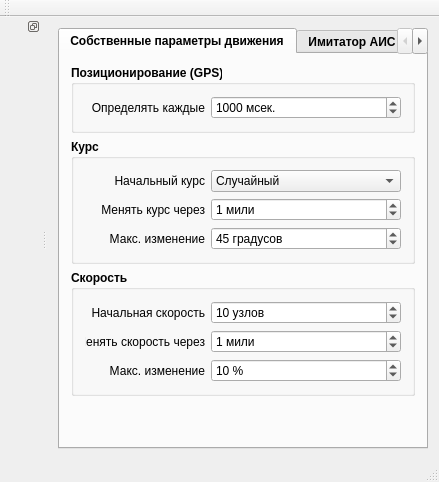
Above: Emulator/mainwindow.ui from breton75/R-Card before the change. Below: the same form after it.
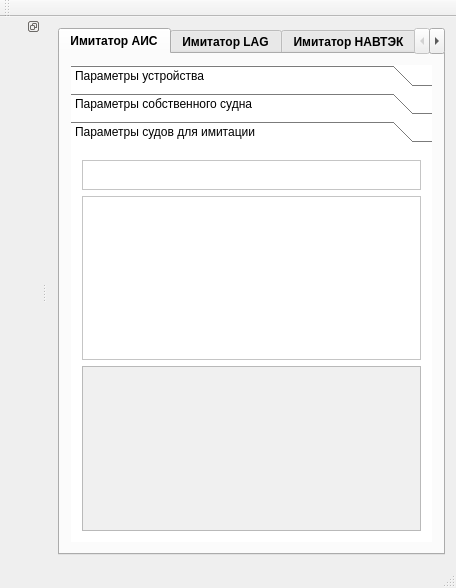
That is the form after the change. The open tabs and pages were chosen to show the change. Icons and pictures are not drawn.

Patch:
```diff
--- a/Emulator/mainwindow.ui
+++ b/Emulator/mainwindow.ui
@@ -6,460 +6,46 @@
    <rect>
     <x>0</x>
     <y>0</y>
-    <width>439</width>
-    <height>482</height>
+    <width>456</width>
+    <height>588</height>
    </rect>
   </property>
   <property name="windowTitle">
    <string>MainWindow</string>
   </property>
   <widget class="QWidget" name="centralWidget">
-   <layout class="QVBoxLayout" name="verticalLayout_10">
-    <item>
-     <widget class="QTabWidget" name="tabWidget">
-      <property name="font">
-       <font>
-        <weight>75</weight>
-        <bold>true</bold>
-       </font>
-      </property>
-      <property name="currentIndex">
-       <number>0</number>
-      </property>
-      <widget class="QWidget" name="tabSelf">
-       <attribute name="title">
-        <string>Собственные параметры движения</string>
-       </attribute>
-       <layout class="QVBoxLayout" name="verticalLayout_11">
-        <item>
-         <widget class="QGroupBox" name="groupBox_8">
-          <property name="title">
-           <string>Позиционирование (GPS)</string>
-          </property>
-          <layout class="QVBoxLayout" name="verticalLayout_8">
-           <item>
-            <layout class="QHBoxLayout" name="horizontalLayout_3">
-             <item>
-              <widget class="QLabel" name="label_5">
-               <property name="minimumSize">
-                <size>
-                 <width>120</width>
-                 <height>0</height>
-                </size>
-               </property>
-               <property name="maximumSize">
-                <size>
-                 <width>120</width>
-                 <height>16777215</height>
-                </size>
-               </property>
-               <property name="font">
-                <font>
-                 <weight>50</weight>
-                 <bold>false</bold>
-                </font>
-               </property>
-               <property name="text">
-                <string>Определять каждые</string>
-               </property>
-               <property name="alignment">
-                <set>Qt::AlignRight|Qt::AlignTrailing|Qt::AlignVCenter</set>
-               </property>
-              </widget>
-             </item>
-             <item>
-              <widget class="QSpinBox" name="spinSelfGPSTimeout">
-               <property name="font">
-                <font>
-                 <weight>50</weight>
-                 <bold>false</bold>
-                </font>
-               </property>
-               <property name="suffix">
-                <string> мсек.</string>
-               </property>
-               <property name="maximum">
-                <number>10000</number>
-               </property>
-               <property name="value">
-                <number>1000</number>
-               </property>
-              </widget>
-             </item>
-            </layout>
-           </item>
-          </layout>
-         </widget>
-        </item>
-        <item>
-         <widget class="QGroupBox" name="groupBox_2">
-          <property name="title">
-           <string>Курс</string>
-          </property>
           <layout class="QVBoxLayout" name="verticalLayout">
            <item>
-            <layout class="QHBoxLayout" name="horizontalLayout_10">
-             <item>
-              <widget class="QLabel" name="label_11">
-               <property name="minimumSize">
-                <size>
-                 <width>120</width>
-                 <height>0</height>
-                </size>
-               </property>
-               <property name="maximumSize">
-                <size>
-                 <width>60</width>
-                 <height>16777215</height>
-                </size>
-               </property>
+     <widget class="QTabWidget" name="tabWidget">
                <property name="font">
                 <font>
-                 <weight>50</weight>
-                 <bold>false</bold>
-                </font>
-               </property>
-               <property name="text">
-                <string>Начальный курс</string>
-               </property>
-               <property name="alignment">
-                <set>Qt::AlignRight|Qt::AlignTrailing|Qt::AlignVCenter</set>
-               </property>
-              </widget>
-             </item>
-             <item>
-              <widget class="QComboBox" name="cbSelfCourseStart">
-               <property name="font">
-                <font>
-                 <weight>50</weight>
-                 <bold>false</bold>
-                </font>
+        <weight>75</weight>
+        <bold>true</bold>
+       </font>
+      </property>
+      <property name="tabPosition">
+       <enum>QTabWidget::North</enum>
                </property>
                <property name="currentIndex">
                 <number>0</number>
                </property>
-               <property name="sizeAdjustPolicy">
-                <enum>QComboBox::AdjustToMinimumContentsLength</enum>
-               </property>
-               <item>
-                <property name="text">
-                 <string>Случайный</string>
-                </property>
-               </item>
-               <item>
-                <property name="text">
-                 <string>Север</string>
-                </property>
-               </item>
-               <item>
-                <property name="text">
-                 <string>Юг</string>
-                </property>
-               </item>
-               <item>
-                <property name="text">
-                 <string>Запад</string>
-                </property>
-               </item>
-               <item>
-                <property name="text">
-                 <string>Восток</string>
-                </property>
-               </item>
-              </widget>
-             </item>
-            </layout>
-           </item>
-           <item>
-            <layout class="QHBoxLayout" name="horizontalLayout">
-             <item>
-              <widget class="QLabel" name="label_6">
-               <property name="minimumSize">
-                <size>
-                 <width>120</width>
-                 <height>0</height>
-                </size>
-               </property>
-               <property name="maximumSize">
-                <size>
-                 <width>60</width>
-                 <height>16777215</height>
-                </size>
-               </property>
-               <property name="font">
-                <font>
-                 <weight>50</weight>
-                 <bold>false</bold>
-                </font>
-               </property>
-               <property name="text">
-                <string>Менять курс через</string>
-               </property>
-               <property name="alignment">
-                <set>Qt::AlignRight|Qt::AlignTrailing|Qt::AlignVCenter</set>
-               </property>
-              </widget>
-             </item>
-             <item>
-              <widget class="QSpinBox" name="spinSelfCourseChangeSegment">
-               <property name="font">
-                <font>
-                 <weight>50</weight>
-                 <bold>false</bold>
-                </font>
-               </property>
-               <property name="suffix">
-                <string> мили</string>
-               </property>
-               <property name="maximum">
-                <number>100000</number>
-               </property>
-               <property name="value">
-                <number>1</number>
-               </property>
-              </widget>
-             </item>
-            </layout>
-           </item>
-           <item>
-            <layout class="QHBoxLayout" name="horizontalLayout_2">
-             <item>
-              <widget class="QLabel" name="label_2">
-               <property name="minimumSize">
-                <size>
-                 <width>120</width>
-                 <height>0</height>
-                </size>
-               </property>
-               <property name="maximumSize">
-                <size>
-                 <width>60</width>
-                 <height>16777215</height>
-                </size>
-               </property>
-               <property name="font">
-                <font>
-                 <weight>50</weight>
-                 <bold>false</bold>
-                </font>
-               </property>
-               <property name="text">
-                <string>Макс. изменение</string>
-               </property>
-               <property name="alignment">
-                <set>Qt::AlignRight|Qt::AlignTrailing|Qt::AlignVCenter</set>
-               </property>
-              </widget>
-             </item>
-             <item>
-              <widget class="QSpinBox" name="spinSelfCourseChangeRatio">
-               <property name="font">
-                <font>
-                 <weight>50</weight>
-                 <bold>false</bold>
-                </font>
-               </property>
-               <property name="suffix">
-                <string> градусов</string>
-               </property>
-               <property name="maximum">
-                <number>359</number>
-               </property>
-               <property name="value">
-                <number>45</number>
-               </property>
-              </widget>
-             </item>
-            </layout>
-           </item>
-          </layout>
-         </widget>
-        </item>
-        <item>
-         <widget class="QGroupBox" name="groupBox_6">
-          <property name="title">
-           <string>Скорость</string>
-          </property>
-          <layout class="QVBoxLayout" name="verticalLayout_2">
-           <item>
-            <layout class="QHBoxLayout" name="horizontalLayout_8">
-             <item>
-              <widget class="QLabel" name="label_9">
-               <property name="minimumSize">
-                <size>
-                 <width>120</width>
-                 <height>0</height>
-                </size>
-               </property>
-               <property name="maximumSize">
-                <size>
-                 <width>60</width>
-                 <height>16777215</height>
-                </size>
-               </property>
-               <property name="font">
-                <font>
-                 <weight>50</weight>
-                 <bold>false</bold>
-                </font>
-               </property>
-               <property name="text">
-                <string>Начальная скорость</string>
-               </property>
-               <property name="alignment">
-                <set>Qt::AlignRight|Qt::AlignTrailing|Qt::AlignVCenter</set>
-               </property>
-              </widget>
-             </item>
-             <item>
-              <widget class="QSpinBox" name="spinSelfSpeedStart">
-               <property name="font">
-                <font>
-                 <weight>50</weight>
-                 <bold>false</bold>
-                </font>
-               </property>
-               <property name="suffix">
-                <string> узлов</string>
-               </property>
-               <property name="maximum">
-                <number>100000</number>
-               </property>
-               <property name="value">
-                <number>10</number>
-               </property>
-              </widget>
-             </item>
-            </layout>
-           </item>
-           <item>
-            <layout class="QHBoxLayout" name="horizontalLayout_5">
-             <item>
-              <widget class="QLabel" name="label_8">
-               <property name="minimumSize">
-                <size>
-                 <width>120</width>
-                 <height>0</height>
-                </size>
-               </property>
-               <property name="maximumSize">
-                <size>
-                 <width>60</width>
-                 <height>16777215</height>
-                </size>
-               </property>
-               <property name="font">
-                <font>
-                 <weight>50</weight>
-                 <bold>false</bold>
-                </font>
-               </property>
-               <property name="text">
-                <string>Менять скорость через</string>
-               </property>
-               <property name="alignment">
-                <set>Qt::AlignRight|Qt::AlignTrailing|Qt::AlignVCenter</set>
-               </property>
-              </widget>
-             </item>
-             <item>
-              <widget class="QSpinBox" name="spinSelfSpeedChangeSegment">
-               <property name="font">
-                <font>
-                 <weight>50</weight>
-                 <bold>false</bold>
-                </font>
-               </property>
-               <property name="suffix">
-                <string> мили</string>
-               </property>
-               <property name="maximum">
-                <number>100000</number>
-               </property>
-               <property name="value">
-                <number>1</number>
-               </property>
-              </widget>
-             </item>
-            </layout>
-           </item>
-           <item>
-            <layout class="QHBoxLayout" name="horizontalLayout_6">
-             <item>
-              <widget class="QLabel" name="label_3">
-               <property name="minimumSize">
-                <size>
-                 <width>120</width>
-                 <height>0</height>
-                </size>
-               </property>
-               <property name="maximumSize">
-                <size>
-                 <width>60</width>
-                 <height>16777215</height>
-                </size>
-               </property>
-               <property name="font">
-                <font>
-                 <weight>50</weight>
-                 <bold>false</bold>
-                </font>
-               </property>
-               <property name="text">
-                <string>Макс. изменение</string>
-               </property>
-               <property name="alignment">
-                <set>Qt::AlignRight|Qt::AlignTrailing|Qt::AlignVCenter</set>
-               </property>
-              </widget>
-             </item>
-             <item>
-              <widget class="QSpinBox" name="spinSelfSpeedChangeRatio">
-               <property name="font">
-                <font>
-                 <weight>50</weight>
-                 <bold>false</bold>
-                </font>
-               </property>
-               <property name="suffix">
-                <string> %</string>
-               </property>
-               <property name="maximum">
-                <number>359</number>
-               </property>
-               <property name="value">
-                <number>10</number>
-               </property>
-              </widget>
-             </item>
-            </layout>
-           </item>
-          </layout>
-         </widget>
-        </item>
-        <item>
-         <spacer name="verticalSpacer">
-          <property name="orientation">
-           <enum>Qt::Vertical</enum>
-          </property>
-          <property name="sizeHint" stdset="0">
-           <size>
-            <width>20</width>
-            <height>40</height>
-           </size>
-          </property>
-         </spacer>
-        </item>
-       </layout>
-       <zorder>groupBox_6</zorder>
-       <zorder>groupBox_2</zorder>
-       <zorder>groupBox_8</zorder>
-       <zorder>verticalSpacer</zorder>
-      </widget>
       <widget class="QWidget" name="tabAIS">
        <attribute name="title">
         <string>Имитатор АИС</string>
        </attribute>
+       <layout class="QVBoxLayout" name="verticalLayout_8">
+        <item>
+         <widget class="QToolBox" name="toolBox">
+          <property name="styleSheet">
+           <string notr="true">background-color: rgb(255, 255, 255);</string>
+          </property>
+          <property name="currentIndex">
+           <number>0</number>
+          </property>
+          <widget class="QWidget" name="page">
+           <attribute name="label">
+            <string>Параметры устройства</string>
+           </attribute>
        <layout class="QVBoxLayout" name="verticalLayout_9">
         <item>
          <widget class="QGroupBox" name="gbInterfaceAIS">
@@ -567,32 +153,33 @@
          </widget>
         </item>
         <item>
-         <widget class="QGroupBox" name="gbVessels">
-          <property name="font">
-           <font>
-            <weight>75</weight>
-            <bold>true</bold>
-           </font>
-          </property>
-          <property name="title">
-           <string>Список судов</string>
-          </property>
-          <layout class="QVBoxLayout" name="verticalLayout_5">
-           <property name="spacing">
-            <number>2</number>
+             <spacer name="verticalSpacer">
+              <property name="orientation">
+               <enum>Qt::Vertical</enum>
+              </property>
+              <property name="sizeHint" stdset="0">
+               <size>
+                <width>20</width>
+                <height>173</height>
+               </size>
+              </property>
+             </spacer>
+            </item>
+           </layout>
+          </widget>
+          <widget class="QWidget" name="pageSelfAISParams">
+           <property name="geometry">
+            <rect>
+             <x>0</x>
+             <y>0</y>
+             <width>350</width>
+             <height>392</height>
+            </rect>
            </property>
-           <property name="leftMargin">
-            <number>3</number>
-           </property>
-           <property name="topMargin">
-            <number>3</number>
-           </property>
-           <property name="rightMargin">
-            <number>3</number>
-           </property>
-           <property name="bottomMargin">
-            <number>3</number>
-           </property>
+           <attribute name="label">
+            <string>Параметры собственного судна</string>
+           </attribute>
+           <layout class="QVBoxLayout" name="verticalLayout_2">
            <item>
             <widget class="QFrame" name="graphControlFrame">
              <property name="frameShape">
@@ -618,6 +205,131 @@
                <number>3</number>
               </property>
               <item>
+                <widget class="QPushButton" name="bnSelfEditData">
+                 <property name="sizePolicy">
+                  <sizepolicy hsizetype="Fixed" vsizetype="Fixed">
+                   <horstretch>0</horstretch>
+                   <verstretch>0</verstretch>
+                  </sizepolicy>
+                 </property>
+                 <property name="text">
+                  <string/>
+                 </property>
+                 <property name="icon">
+                  <iconset resource="res.qrc">
+                   <normaloff>:/buttons/Icons/Pen.ico</normaloff>:/buttons/Icons/Pen.ico</iconset>
+                 </property>
+                 <property name="flat">
+                  <bool>true</bool>
+                 </property>
+                </widget>
+               </item>
+               <item>
+                <spacer name="horizontalSpacer">
+                 <property name="orientation">
+                  <enum>Qt::Horizontal</enum>
+                 </property>
+                 <property name="sizeHint" stdset="0">
+                  <size>
+                   <width>129</width>
+                   <height>20</height>
+                  </size>
+                 </property>
+                </spacer>
+               </item>
+               <item>
+                <widget class="QPushButton" name="bnSelfPosition">
+                 <property name="sizePolicy">
+                  <sizepolicy hsizetype="Fixed" vsizetype="Fixed">
+                   <horstretch>0</horstretch>
+                   <verstretch>0</verstretch>
+                  </sizepolicy>
+                 </property>
+                 <property name="text">
+                  <string/>
+                 </property>
+                 <property name="icon">
+                  <iconset resource="res.qrc">
+                   <normaloff>:/buttons/Icons/Info2.ico</normaloff>:/buttons/Icons/Info2.ico</iconset>
+                 </property>
+                 <property name="flat">
+                  <bool>true</bool>
+                 </property>
+                </widget>
+               </item>
+               <item>
+                <widget class="QPushButton" name="bnSelfMotionParams">
+                 <property name="sizePolicy">
+                  <sizepolicy hsizetype="Fixed" vsizetype="Fixed">
+                   <horstretch>0</horstretch>
+                   <verstretch>0</verstretch>
+                  </sizepolicy>
+                 </property>
+                 <property name="text">
+                  <string/>
+                 </property>
+                 <property name="icon">
+                  <iconset resource="res.qrc">
+                   <normaloff>:/buttons/Icons/Loop.ico</normaloff>:/buttons/Icons/Loop.ico</iconset>
+                 </property>
+                 <property name="flat">
+                  <bool>true</bool>
+                 </property>
+                </widget>
+               </item>
+              </layout>
+             </widget>
+            </item>
+            <item>
+             <widget class="QTextEdit" name="textEdit">
+              <property name="styleSheet">
+               <string notr="true">background-color: rgb(240, 240, 240);</string>
+              </property>
+              <property name="readOnly">
+               <bool>true</bool>
+              </property>
+             </widget>
+            </item>
+           </layout>
+          </widget>
+          <widget class="QWidget" name="pageVessels">
+           <property name="geometry">
+            <rect>
+             <x>0</x>
+             <y>0</y>
+             <width>350</width>
+             <height>392</height>
+            </rect>
+           </property>
+           <attribute name="label">
+            <string>Параметры судов для имитации</string>
+           </attribute>
+           <layout class="QVBoxLayout" name="verticalLayout_5">
+            <item>
+             <widget class="QFrame" name="graphControlFrame_2">
+              <property name="frameShape">
+               <enum>QFrame::StyledPanel</enum>
+              </property>
+              <property name="frameShadow">
+               <enum>QFrame::Raised</enum>
+              </property>
+              <layout class="QHBoxLayout" name="horizontalLayout_8">
+               <property name="spacing">
+                <number>2</number>
+               </property>
+               <property name="leftMargin">
+                <number>3</number>
+               </property>
+               <property name="topMargin">
+                <number>3</number>
+               </property>
+               <property name="rightMargin">
+                <number>3</number>
+               </property>
+               <property name="bottomMargin">
+                <number>3</number>
+               </property>
+               <item>
                <widget class="QPushButton" name="bnAddVessel">
                 <property name="sizePolicy">
                  <sizepolicy hsizetype="Fixed" vsizetype="Fixed">
@@ -684,7 +396,7 @@
                </widget>
               </item>
               <item>
-               <spacer name="horizontalSpacer">
+                <spacer name="horizontalSpacer_2">
                 <property name="orientation">
                  <enum>Qt::Horizontal</enum>
                 </property>
@@ -696,6 +408,46 @@
                 </property>
                </spacer>
               </item>
+               <item>
+                <widget class="QPushButton" name="bnVesselPosition">
+                 <property name="sizePolicy">
+                  <sizepolicy hsizetype="Fixed" vsizetype="Fixed">
+                   <horstretch>0</horstretch>
+                   <verstretch>0</verstretch>
+                  </sizepolicy>
+                 </property>
+                 <property name="text">
+                  <string/>
+                 </property>
+                 <property name="icon">
+                  <iconset resource="res.qrc">
+                   <normaloff>:/buttons/Icons/Info2.ico</normaloff>:/buttons/Icons/Info2.ico</iconset>
+                 </property>
+                 <property name="flat">
+                  <bool>true</bool>
+                 </property>
+                </widget>
+               </item>
+               <item>
+                <widget class="QPushButton" name="bnAddVessel_3">
+                 <property name="sizePolicy">
+                  <sizepolicy hsizetype="Fixed" vsizetype="Fixed">
+                   <horstretch>0</horstretch>
+                   <verstretch>0</verstretch>
+                  </sizepolicy>
+                 </property>
+                 <property name="text">
+                  <string/>
+                 </property>
+                 <property name="icon">
+                  <iconset resource="res.qrc">
+                   <normaloff>:/buttons/Icons/Loop.ico</normaloff>:/buttons/Icons/Loop.ico</iconset>
+                 </property>
+                 <property name="flat">
+                  <bool>true</bool>
+                 </property>
+                </widget>
+               </item>
              </layout>
             </widget>
            </item>
@@ -709,7 +461,18 @@
              </property>
             </widget>
            </item>
-          </layout>
+            <item>
+             <widget class="QTextEdit" name="textEdit_2">
+              <property name="styleSheet">
+               <string notr="true">background-color: rgb(240, 240, 240);</string>
+              </property>
+              <property name="readOnly">
+               <bool>true</bool>
+              </property>
+             </widget>
+            </item>
+           </layout>
+          </widget>
          </widget>
         </item>
        </layout>
@@ -766,10 +529,42 @@
           <property name="flat">
            <bool>false</bool>
           </property>
-          <property name="checkable">
-           <bool>true</bool>
-          </property>
-          <layout class="QVBoxLayout" name="verticalLayout_6">
+          <layout class="QVBoxLayout" name="verticalLayout_4">
+           <item>
+            <layout class="QHBoxLayout" name="horizontalLayout">
+             <item>
+              <widget class="QLabel" name="label_11">
+               <property name="minimumSize">
+                <size>
+                 <width>120</width>
+                 <height>0</height>
+                </size>
+               </property>
+               <property name="maximumSize">
+                <size>
+                 <width>60</width>
+                 <height>16777215</height>
+                </size>
+               </property>
+               <property name="font">
+                <font>
+                 <weight>50</weight>
+                 <bold>false</bold>
+                </font>
+               </property>
+               <property name="text">
+                <string>Тип устройства</string>
+               </property>
+               <property name="alignment">
+                <set>Qt::AlignRight|Qt::AlignTrailing|Qt::AlignVCenter</set>
+               </property>
+              </widget>
+             </item>
+             <item>
+              <widget class="QComboBox" name="comboBox"/>
+             </item>
+            </layout>
+           </item>
            <item>
             <layout class="QHBoxLayout" name="horizontalLayout_9">
              <item>
@@ -843,7 +638,32 @@
        <attribute name="title">
         <string>Имитатор НАВТЭК</string>
        </attribute>
-       <layout class="QVBoxLayout" name="verticalLayout_14">
+       <layout class="QVBoxLayout" name="verticalLayout_10">
+        <item>
+         <widget class="QCheckBox" name="checkNAVTEKEnabled">
+          <property name="minimumSize">
+           <size>
+            <width>0</width>
+            <height>30</height>
+           </size>
+          </property>
+          <property name="font">
+           <font>
+            <weight>75</weight>
+            <bold>true</bold>
+           </font>
+          </property>
+          <property name="styleSheet">
+           <string notr="true">color: rgb(85, 85, 255);</string>
+          </property>
+          <property name="text">
+           <string>Устройство включено</string>
+          </property>
+          <property name="checked">
+           <bool>true</bool>
+          </property>
+         </widget>
+        </item>
         <item>
          <widget class="QGroupBox" name="gbInterfaceAIS_3">
           <property name="title">
```
Left out of the diff: 93 changed lines with no effect on the pictures. Lines whose indentation alone changed are shown as unchanged.
